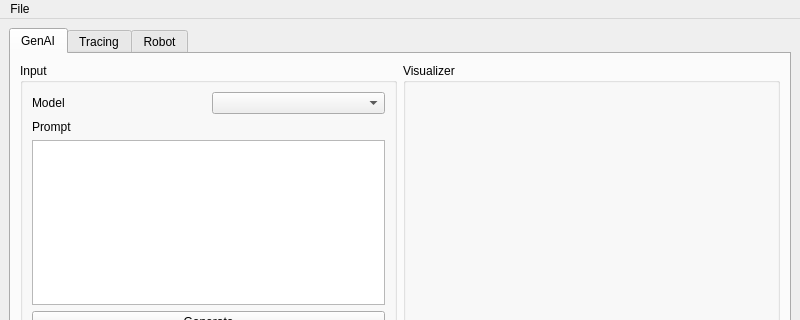
The window that ui/main.ui (Toys-R-Us-Rex/Duckify) describes before a commit, drawn with Qt 5; both pictures show x 0 to 800 and y 0 to 320 of the 800 by 600 pixel window.
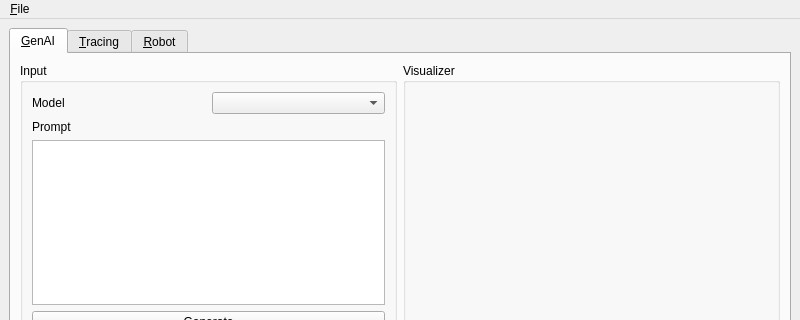
The same window after the commit.

Commit message: feat(ui): add quit shortcut and accelerators

Diff of the .ui file:
```diff
--- a/ui/main.ui
+++ b/ui/main.ui
@@ -22,7 +22,7 @@
       </property>
       <widget class="QWidget" name="tabGenAI">
        <attribute name="title">
-        <string>GenAI</string>
+        <string>&amp;GenAI</string>
        </attribute>
        <layout class="QHBoxLayout" name="horizontalLayout_3">
         <item>
@@ -188,7 +188,7 @@
       </widget>
       <widget class="QWidget" name="tabTracing">
        <attribute name="title">
-        <string>Tracing</string>
+        <string>&amp;Tracing</string>
        </attribute>
        <layout class="QHBoxLayout" name="horizontalLayout_4">
         <item>
@@ -509,7 +509,7 @@
       </widget>
       <widget class="QWidget" name="tabRobot">
        <attribute name="title">
-        <string>Robot</string>
+        <string>&amp;Robot</string>
        </attribute>
       </widget>
      </widget>
@@ -527,7 +527,7 @@
    </property>
    <widget class="QMenu" name="menuSettings">
     <property name="title">
-     <string>File</string>
+     <string>&amp;File</string>
     </property>
     <addaction name="actionSettings"/>
     <addaction name="actionQuit"/>
```
Left out of the diff: 7 changed lines with no effect on the pictures.
